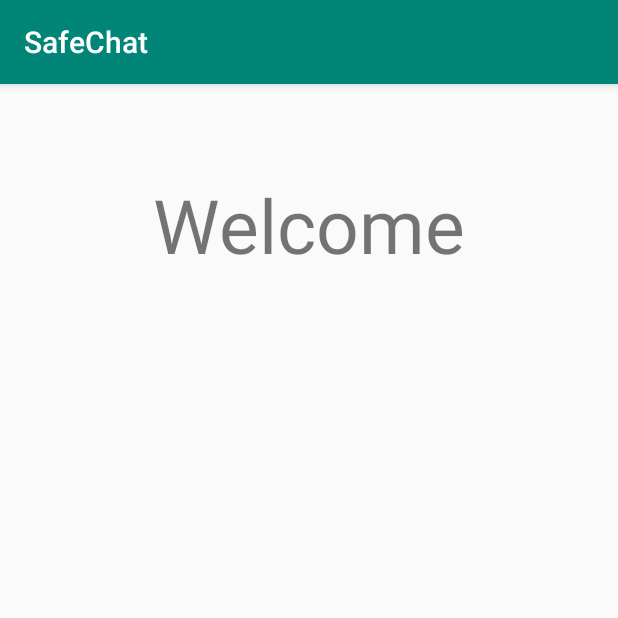
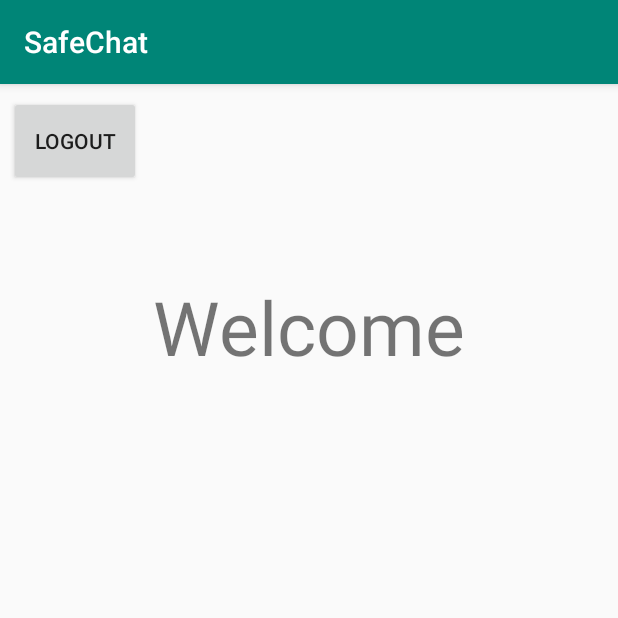
Before and after one commit to AlexInntekt/SafeChat, an Android app: the screen it shows after launch once a user with an empty profile is signed in (MainActivity), on a phone screen of 412 x 824 dp, the top half of it. Run offline under Robolectric (Android 15) with nearby library versions, the phone set to English and light mode, and no system bars; our stand-ins replace Firebase (no records; nobody signed in at launch, a user with empty details on screens opened directly).

Commit message:
am adaugat logout button in main

```diff
--- a/app/src/main/java/com/fils/safechat/Activities/MainActivity.java
+++ b/app/src/main/java/com/fils/safechat/Activities/MainActivity.java
@@ -1,10 +1,14 @@
 package com.fils.safechat.Activities;
 
+import android.content.Intent;
 import android.os.Bundle;
+import android.view.View;
+import android.widget.Button;
 
 import androidx.appcompat.app.AppCompatActivity;
 
 import com.fils.safechat.R;
+import com.google.firebase.auth.FirebaseAuth;
 
 
 public class MainActivity extends AppCompatActivity {
@@ -15,5 +19,25 @@ public class MainActivity extends AppCompatActivity {
         super.onCreate(savedInstanceState);
         setContentView(R.layout.activity_main);
         System.out.println("running onCreate");
+
+//        logoutButton
+
+        Button logoutButton = (Button) findViewById(R.id.logoutButton);
+        logoutButton.setOnClickListener(new View.OnClickListener() {
+            @Override
+            public void onClick(View view) {
+                logout();
+            }
+        });
+    }
+
+    protected void logout()
+    {
+        System.out.println("maia hi maia hu");
+        FirebaseAuth.getInstance().signOut();
+        Intent nextActivity = new Intent(getBaseContext(), SplashActivity.class);
+        nextActivity.addFlags(Intent.FLAG_ACTIVITY_CLEAR_TOP);
+        startActivity(nextActivity);
+        finishAffinity();
     }
 }
--- a/app/src/main/res/layout/activity_main.xml
+++ b/app/src/main/res/layout/activity_main.xml
@@ -2,6 +2,14 @@
 <LinearLayout xmlns:android="http://schemas.android.com/apk/res/android"
     android:orientation="vertical" android:layout_width="match_parent"
     android:layout_height="match_parent">
+
+    <Button
+        android:text="logout"
+        android:id="@+id/logoutButton"
+        android:layout_width="wrap_content"
+        android:layout_height="60dp"
+        android:layout_marginTop="8dp"
+        android:layout_marginLeft="6dp"/>
 
     <TextView
         android:id="@+id/mainViewText"
```
